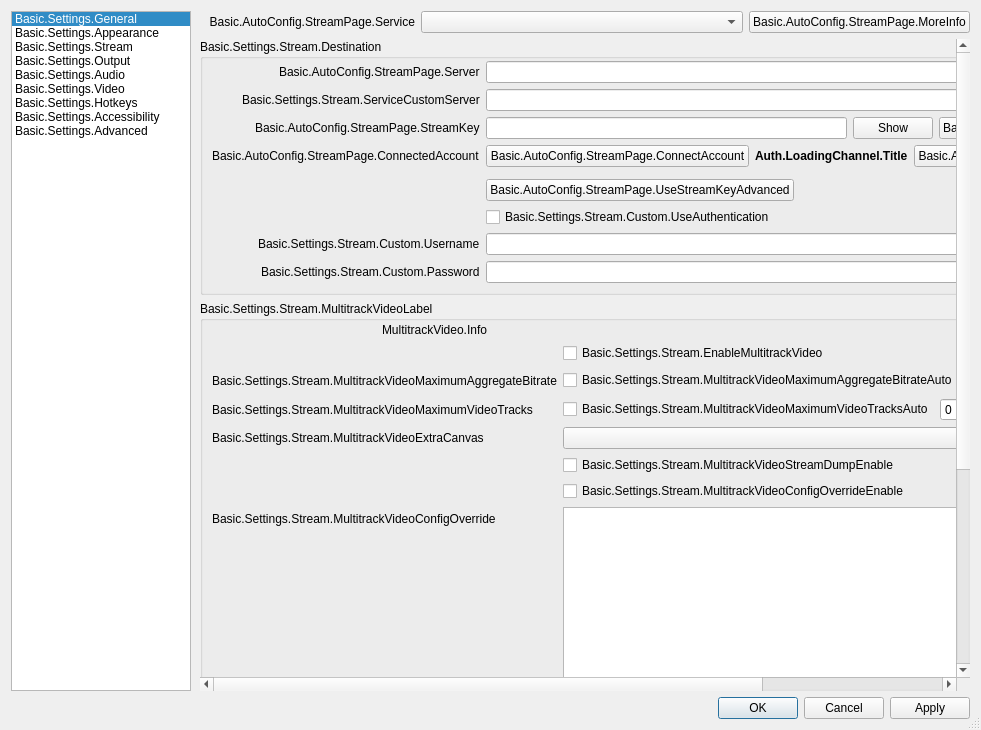
First picture: the form in frontend/forms/OBSBasicSettings.ui, repository Elon666-ai/obs32.1.2patched, before the edit.
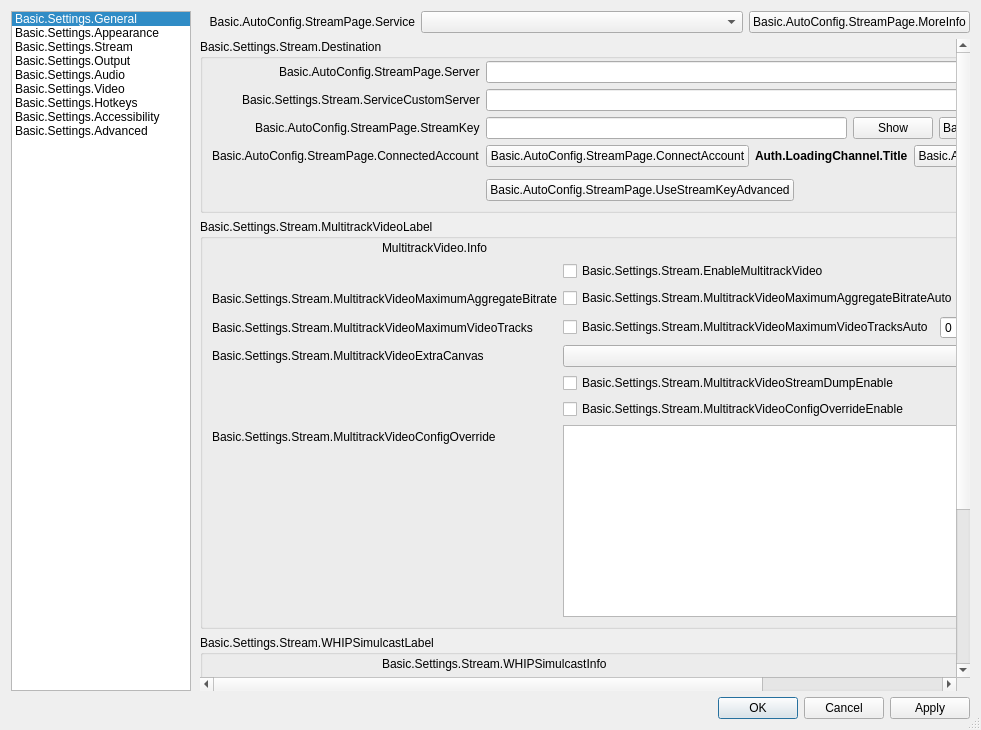
Second picture: the form after the edit. The open tabs and pages were chosen to show the change. Icons and pictures are not drawn. Custom widgets are drawn as their Qt base class.

Commit message:
frontend: remove SRT/ERTMP auth inputs and use ertmp:// endpoints
Drop the use-auth username/password fields from the stream settings and the related load/save/visibility code. Keep ERTMP endpoints on the ertmp:// scheme, migrating existing rtmp:// values on load/save.

```diff
--- a/frontend/forms/OBSBasicSettings.ui
+++ b/frontend/forms/OBSBasicSettings.ui
@@ -1783,68 +1783,6 @@
                    </item>
                   </layout>
                  </item>
-                 <item row="6" column="1">
-                  <widget class="QCheckBox" name="useAuth">
-                   <property name="text">
-                    <string>Basic.Settings.Stream.Custom.UseAuthentication</string>
-                   </property>
-                  </widget>
-                 </item>
-                 <item row="7" column="0">
-                  <widget class="QLabel" name="authUsernameLabel">
-                   <property name="text">
-                    <string>Basic.Settings.Stream.Custom.Username</string>
-                   </property>
-                   <property name="buddy">
-                    <cstring>authUsername</cstring>
-                   </property>
-                  </widget>
-                 </item>
-                 <item row="7" column="1">
-                  <widget class="QLineEdit" name="authUsername"/>
-                 </item>
-                 <item row="8" column="0">
-                  <widget class="QLabel" name="authPwLabel">
-                   <property name="text">
-                    <string>Basic.Settings.Stream.Custom.Password</string>
-                   </property>
-                   <property name="buddy">
-                    <cstring>authPw</cstring>
-                   </property>
-                  </widget>
-                 </item>
-                 <item row="8" column="1">
-                  <widget class="QFrame" name="authPwWidget">
-                   <layout class="QHBoxLayout" name="horizontalLayout_25">
-                    <property name="leftMargin">
-                     <number>0</number>
-                    </property>
-                    <property name="topMargin">
-                     <number>0</number>
-                    </property>
-                    <property name="rightMargin">
-                     <number>0</number>
-                    </property>
-                    <property name="bottomMargin">
-                     <number>0</number>
-                    </property>
-                    <item>
-                     <widget class="QLineEdit" name="authPw">
-                      <property name="echoMode">
-                       <enum>QLineEdit::Password</enum>
-                      </property>
-                     </widget>
-                    </item>
-                    <item>
-                     <widget class="QPushButton" name="authPwShow">
-                      <property name="text">
-                       <string>Show</string>
-                      </property>
-                     </widget>
-                    </item>
-                   </layout>
-                  </widget>
-                 </item>
                 </layout>
                </widget>
               </item>
```
Left out of the diff: 4 changed lines with no effect on the pictures. The commit also changes 3 other files.
